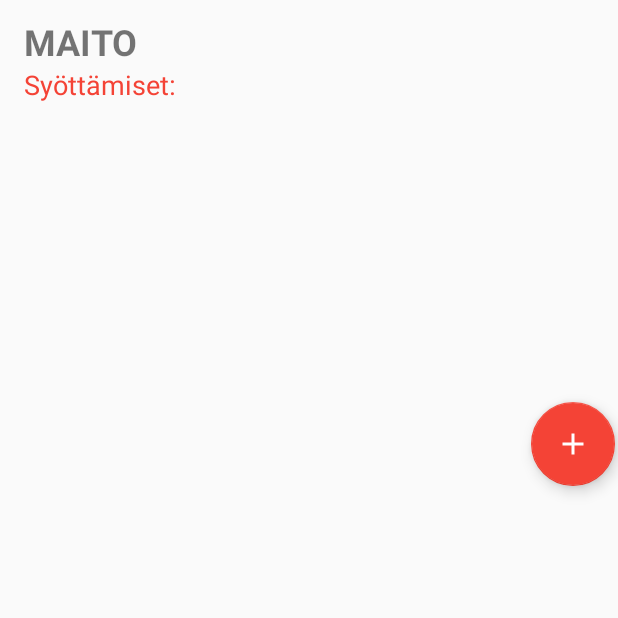
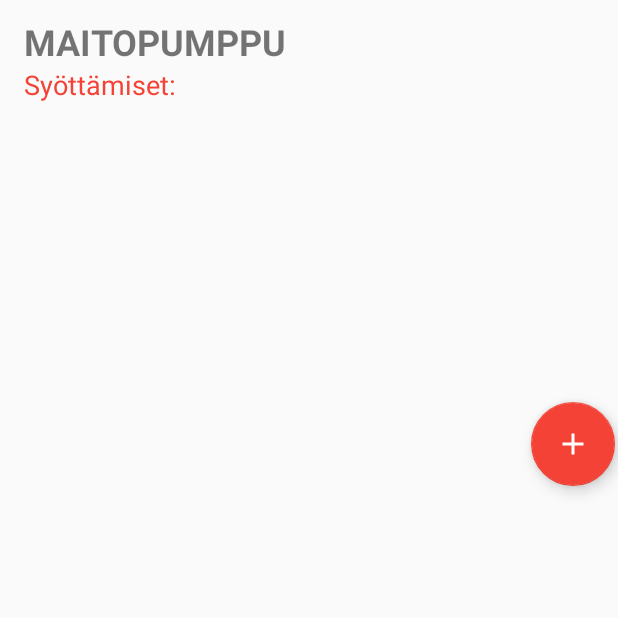
Before and after one commit to anhmmo/VauvaSeuranta, an Android app: the MaitoActivity screen opened directly, with no data from a screen before it, on a phone screen of 412 x 824 dp, the top half of it. Run offline under Robolectric (Android 15) with nearby library versions, the phone set to English and light mode, and no system bars.

Commit message:
Maitopumppu korjattu

```diff
--- a/app/src/main/res/layout/activity_maito_pumppu.xml
+++ b/app/src/main/res/layout/activity_maito_pumppu.xml
@@ -16,7 +16,7 @@
         android:layout_marginStart="16dp"
         android:layout_marginLeft="16dp"
         android:layout_marginTop="11dp"
-        android:text="MAITO"
+        android:text="MAITOPUMPPU"
         android:textAllCaps="true"
         android:textSize="24sp"
         android:textStyle="bold" />
```
